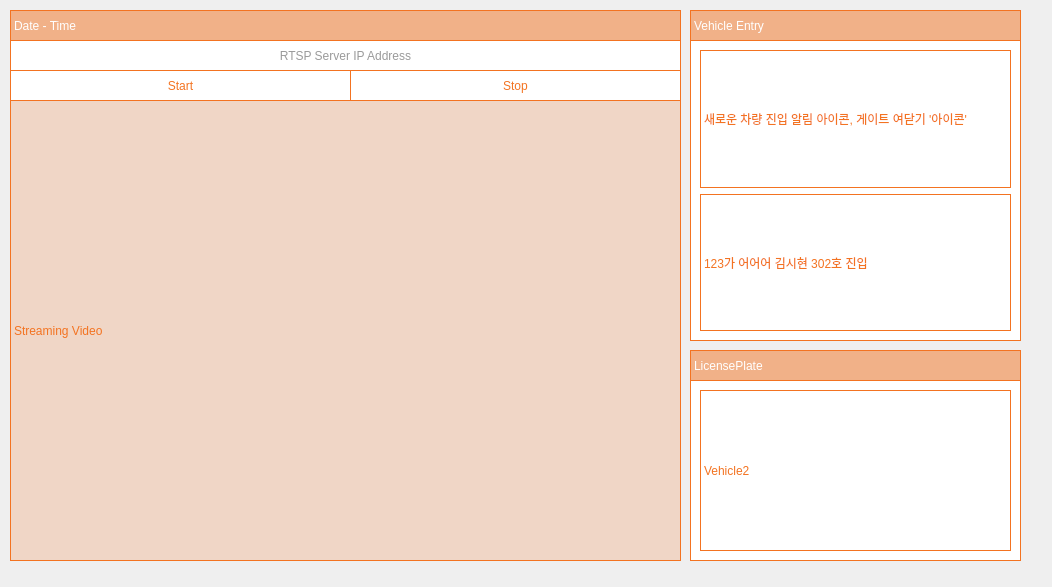
This is cctv_36/src/ui/streaming.ui in VEDA-ThirtySix/PAMS-client as Qt 5 draws it before an edit. The edited form follows.
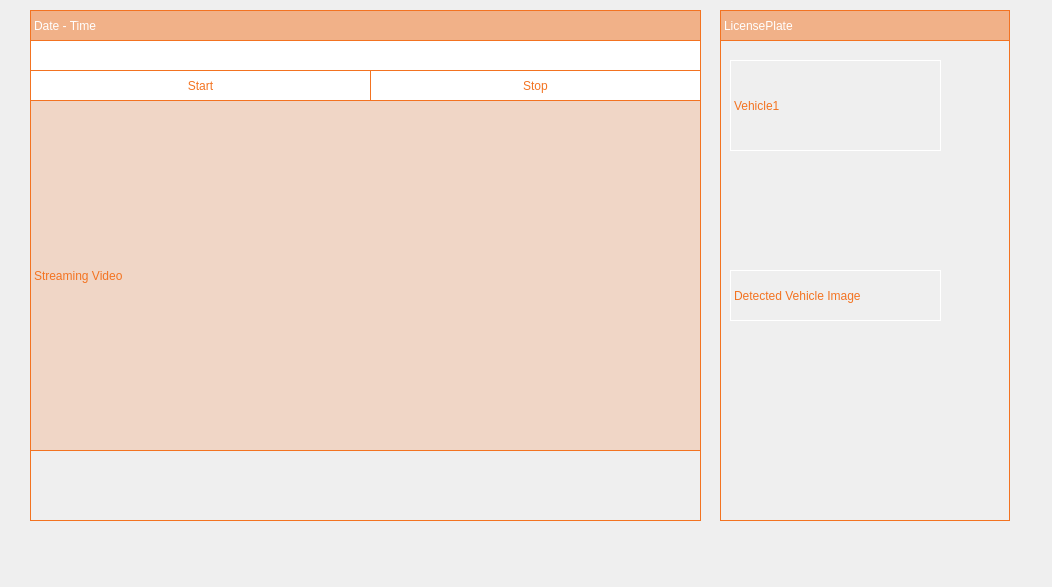
This is the edited form.

```diff
--- a/cctv_36/src/ui/streaming.ui
+++ b/cctv_36/src/ui/streaming.ui
@@ -16,10 +16,10 @@
   <widget class="QFrame" name="streamingFrame">
    <property name="geometry">
     <rect>
-     <x>-10</x>
+     <x>0</x>
      <y>0</y>
-     <width>1051</width>
-     <height>581</height>
+     <width>1041</width>
+     <height>561</height>
     </rect>
    </property>
    <property name="styleSheet">
@@ -32,10 +32,10 @@
    <widget class="QLabel" name="streamingLabel">
     <property name="geometry">
      <rect>
-      <x>20</x>
+      <x>30</x>
       <y>100</y>
       <width>671</width>
-      <height>461</height>
+      <height>351</height>
      </rect>
     </property>
     <property name="styleSheet">
@@ -48,10 +48,69 @@
      <string>Streaming Video</string>
     </property>
    </widget>
+   <widget class="QFrame" name="bestshotFrame">
+    <property name="geometry">
+     <rect>
+      <x>720</x>
+      <y>40</y>
+      <width>290</width>
+      <height>481</height>
+     </rect>
+    </property>
+    <property name="styleSheet">
+     <string notr="true">font: 500 13pt &quot;Quicksand Medium&quot;;
+color:  rgb(243,115,33);
+background:none;
+border:1px solid rgb(243,115,33);</string>
+    </property>
+    <property name="frameShape">
+     <enum>QFrame::NoFrame</enum>
+    </property>
+    <widget class="QLabel" name="label">
+     <property name="geometry">
+      <rect>
+       <x>10</x>
+       <y>230</y>
+       <width>211</width>
+       <height>51</height>
+      </rect>
+     </property>
+     <property name="styleSheet">
+      <string notr="true">background:none;
+border:1px solid rgb(255, 255, 255);
+font: 300 bold 13pt &quot;Quicksand Light&quot;;
+color:  rgb(243,115,33);
+background:none;</string>
+     </property>
+     <property name="text">
+      <string>Detected Vehicle Image</string>
+     </property>
+    </widget>
+    <widget class="QLabel" name="label_3">
+     <property name="geometry">
+      <rect>
+       <x>10</x>
+       <y>20</y>
+       <width>211</width>
+       <height>91</height>
+      </rect>
+     </property>
+     <property name="styleSheet">
+      <string notr="true">background:none;
+border:1px solid rgb(255, 255, 255);
+font: 300 bold 13pt &quot;Quicksand Light&quot;;
+color:  rgb(243,115,33);
+background:none;</string>
+     </property>
+     <property name="text">
+      <string>Vehicle1</string>
+     </property>
+    </widget>
+   </widget>
    <widget class="QLabel" name="dateTimeLabel">
     <property name="geometry">
      <rect>
-      <x>20</x>
+      <x>30</x>
       <y>10</y>
       <width>671</width>
       <height>31</height>
@@ -71,9 +130,9 @@
    <widget class="QLabel" name="licensetitleLabel">
     <property name="geometry">
      <rect>
-      <x>700</x>
-      <y>350</y>
-      <width>331</width>
+      <x>720</x>
+      <y>10</y>
+      <width>290</width>
       <height>31</height>
      </rect>
     </property>
@@ -87,10 +146,28 @@
      <string>LicensePlate</string>
     </property>
    </widget>
+   <widget class="QFrame" name="bestshotFrame_2">
+    <property name="geometry">
+     <rect>
+      <x>30</x>
+      <y>450</y>
+      <width>671</width>
+      <height>71</height>
+     </rect>
+    </property>
+    <property name="styleSheet">
+     <string notr="true">color:  rgb(243,115,33);
+background:none;
+border:1px solid rgb(243,115,33);</string>
+    </property>
+    <property name="frameShape">
+     <enum>QFrame::NoFrame</enum>
+    </property>
+   </widget>
    <widget class="QPushButton" name="startButton">
     <property name="geometry">
      <rect>
-      <x>20</x>
+      <x>30</x>
       <y>70</y>
       <width>341</width>
       <height>31</height>
@@ -124,7 +201,7 @@
    <widget class="QPushButton" name="stopButton">
     <property name="geometry">
      <rect>
-      <x>360</x>
+      <x>370</x>
       <y>70</y>
       <width>331</width>
       <height>31</height>
@@ -152,118 +229,32 @@
    <widget class="QLabel" name="label_url">
     <property name="geometry">
      <rect>
-      <x>20</x>
+      <x>30</x>
       <y>40</y>
       <width>671</width>
       <height>31</height>
      </rect>
     </property>
     <property name="styleSheet">
-     <string notr="true">	color:  rgb(154, 154, 154);
+     <string notr="true">
+	color:  rgb(243,115,33);
 	background:white;
 	border:1px solid rgb(243,115,33);
 	font: 500 10pt &quot;Quicksand Medium&quot;;
 </string>
     </property>
     <property name="text">
-     <string>RTSP Server IP Address</string>
+     <string/>
     </property>
-    <property name="alignment">
-     <set>Qt::AlignmentFlag::AlignCenter</set>
-    </property>
    </widget>
-   <widget class="QFrame" name="licensePlateframe">
-    <property name="geometry">
-     <rect>
-      <x>700</x>
-      <y>380</y>
-      <width>331</width>
-      <height>181</height>
-     </rect>
-    </property>
-    <property name="styleSheet">
-     <string notr="true">color:  rgb(243,115,33);
-background:white;
-border:1px solid rgb(243,115,33);</string>
-    </property>
-    <property name="frameShape">
-     <enum>QFrame::Shape::StyledPanel</enum>
-    </property>
-    <property name="frameShadow">
-     <enum>QFrame::Shadow::Raised</enum>
-    </property>
-    <layout class="QVBoxLayout" name="verticalLayout">
-     <item>
-      <widget class="QLabel" name="number1">
-       <property name="styleSheet">
-        <string notr="true">background:none;
-border:1px solid rgb(243,115,33);
-font: 300 bold 13pt &quot;Quicksand Light&quot;;
-color:  rgb(243,115,33);</string>
-       </property>
-       <property name="text">
-        <string>Vehicle2</string>
-       </property>
-      </widget>
-     </item>
-    </layout>
-   </widget>
-   <widget class="QFrame" name="stateArea">
-    <property name="geometry">
-     <rect>
-      <x>700</x>
-      <y>40</y>
-      <width>331</width>
-      <height>301</height>
-     </rect>
-    </property>
-    <property name="styleSheet">
-     <string notr="true">color:  rgb(243,115,33);
-background:white;
-border:1px solid rgb(243,115,33);</string>
-    </property>
-    <property name="frameShape">
-     <enum>QFrame::Shape::StyledPanel</enum>
-    </property>
-    <property name="frameShadow">
-     <enum>QFrame::Shadow::Raised</enum>
-    </property>
-    <layout class="QVBoxLayout" name="verticalLayout_2">
-     <item>
-      <widget class="QLabel" name="label_2">
-       <property name="text">
-        <string>새로운 차량 진입 알림 아이콘, 게이트 여닫기 '아이콘'</string>
-       </property>
-      </widget>
-     </item>
-     <item>
-      <widget class="QLabel" name="label">
-       <property name="text">
-        <string>123가 어어어 김시현 302호 진입</string>
-       </property>
-      </widget>
-     </item>
-    </layout>
-   </widget>
-   <widget class="QLabel" name="VehicleEntry">
-    <property name="geometry">
-     <rect>
-      <x>700</x>
-      <y>10</y>
-      <width>331</width>
-      <height>31</height>
-     </rect>
-    </property>
-    <property name="styleSheet">
-     <string notr="true">color: rgb(255, 255, 255);
-font: 500 13pt &quot;Quicksand Medium&quot;;
-background-color: rgba(243,115,33,0.5);
-border:1px solid rgb(243,115,33);</string>
-    </property>
-    <property name="text">
-     <string>Vehicle Entry</string>
-    </property>
-   </widget>
+   <zorder>streamingLabel</zorder>
+   <zorder>dateTimeLabel</zorder>
+   <zorder>licensetitleLabel</zorder>
+   <zorder>bestshotFrame</zorder>
+   <zorder>bestshotFrame_2</zorder>
+   <zorder>startButton</zorder>
+   <zorder>stopButton</zorder>
+   <zorder>label_url</zorder>
   </widget>
  </widget>
  <resources/>
```
Left out of the diff: 2 changed lines with no effect on the pictures.
